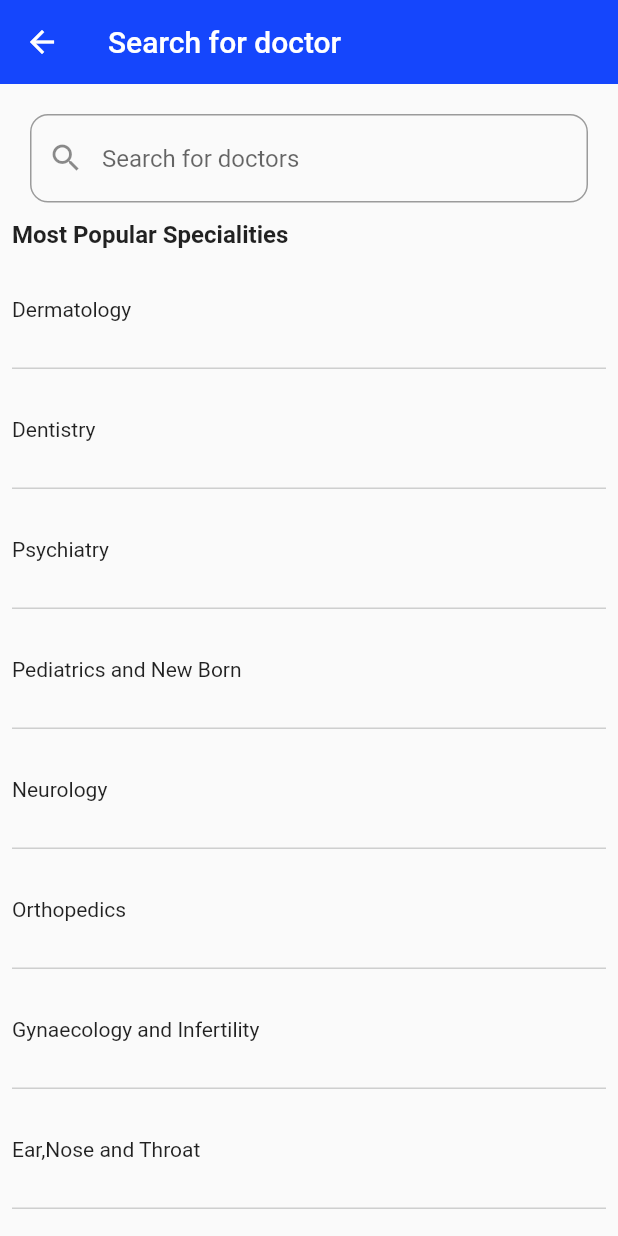
After one commit to shady00s/vezeeta-flutter-clone, a Flutter app: the screen it shows after launch, after a tap on "Clinic visit", on a phone screen of 412 x 824 dp. The commit adds this screen. Run offline on Flutter 3.47's test engine with Material 2 defaults, Android fonts, the phone set to English and light mode, and no system bars.

Commit message:
added clinic visit page

```diff
--- a/lib/view/pages/main-page/homePage.dart
+++ b/lib/view/pages/main-page/homePage.dart
@@ -1,6 +1,8 @@
 import 'package:flutter/material.dart';
+import 'package:vezeeta_clone/view/styles/colors.dart';
 
 import '../../styles/textStyle.dart';
+import '../subPages/clinicVisitPage.dart';
 
 class HomePage extends StatelessWidget {
   const HomePage({Key? key}) : super(key: key);
@@ -31,7 +33,11 @@ class HomePage extends StatelessWidget {
                     height: 100,
                     child: Card(
                       elevation: 0,
-                      child: Column(
+                      child: InkWell(
+                        onTap:(){
+                          Navigator.push(context, MaterialPageRoute(builder: (context)=>ClincVisitPage()));
+                        },
+                        child: Column(
                         mainAxisAlignment: MainAxisAlignment.center,
                         children: [
                           Image(
@@ -41,8 +47,10 @@ class HomePage extends StatelessWidget {
                           Text("Clinic visit")
                         ],
                       ),
+                      ),
                     ),
                   ),
+
                   SizedBox(
                     width: 100,
                     height: 100,
@@ -300,7 +308,7 @@ class HomePage extends StatelessWidget {
                           height: 80,
                           child: Card(
                             elevation: 0,
-                            color:Color.fromRGBO(171, 213, 248, 0.4392156862745098),
+                            color:ColorManager.lightBlueBackgroundColor,
 
                             child: Padding(
                               padding: const EdgeInsets.all(8.0),
@@ -319,14 +327,14 @@ class HomePage extends StatelessWidget {
                           height: 80,
                           child: Card(
                             elevation: 0,
-                            color:Color.fromRGBO(171, 213, 248, 0.4392156862745098),
+                            color:ColorManager.lightBlueBackgroundColor,
 
                             child: Column(
                               mainAxisAlignment: MainAxisAlignment.center,
 
                               children: [
-                                Icon(Icons.camera_enhance_outlined ,color: Color.fromRGBO(52, 81, 205, 1.0)),
-                                Text("Product Picture",style: TextStyle(color: Color.fromRGBO(52, 81, 205, 1.0)),textAlign: TextAlign.center,)
+                                Icon(Icons.camera_enhance_outlined ,color:  ColorManager.lightBlueTextColor),
+                                Text("Product Picture",style: TextStyle(color:  ColorManager.lightBlueTextColor),textAlign: TextAlign.center,)
                               ],
                             ),
                           ),
@@ -336,14 +344,14 @@ class HomePage extends StatelessWidget {
                           height: 80,
                           child: Card(
                             elevation: 0,
-                            color:Color.fromRGBO(171, 213, 248, 0.4392156862745098),
+                            color:ColorManager.lightBlueBackgroundColor,
                             child: Column(
                               crossAxisAlignment: CrossAxisAlignment.center,
                               mainAxisAlignment: MainAxisAlignment.center,
 
                               children: [
-                                Icon(Icons.call,color: Color.fromRGBO(52, 81, 205, 1.0)),
-                                Text("Pharmacist Assistance",textAlign: TextAlign.center,style: TextStyle(color: Color.fromRGBO(52, 81, 205, 1.0)),)
+                                Icon(Icons.call,color: ColorManager.lightBlueTextColor),
+                                Text("Pharmacist Assistance",textAlign: TextAlign.center,style: TextStyle(color:  ColorManager.lightBlueTextColor),)
                               ],
                             ),
                           ),
@@ -377,7 +385,7 @@ class HomePage extends StatelessWidget {
                             elevation: 0,
                             color: Color.fromRGBO(171, 213, 248, 0.4392156862745098),
                             onPressed: () {},
-                            child: Text('Book visit',style:TextStyle(color: Color.fromRGBO(52, 81, 205, 1.0)) ,),
+                            child: Text('Book visit',style:TextStyle(color:  ColorManager.lightBlueTextColor) ,),
                           ),
                         ),
 
@@ -414,7 +422,7 @@ class HomePage extends StatelessWidget {
                               elevation: 0,
                               color: Color.fromRGBO(171, 213, 248, 0.4392156862745098),
                               onPressed: () {},
-                              child: Text('Call Doctor',style:TextStyle(color: Color.fromRGBO(52, 81, 205, 1.0),),
+                              child: Text('Call Doctor',style:TextStyle(color:  ColorManager.lightBlueTextColor,),
                               )) ,
                         )
 
--- /dev/null
+++ b/lib/view/pages/subPages/clinicVisitPage.dart
@@ -0,0 +1,138 @@
+import 'package:flutter/material.dart';
+import 'package:vezeeta_clone/view/pages/subPages/doctorsResultPage.dart';
+import 'package:vezeeta_clone/view/pages/subPages/selectCityPage.dart';
+import 'package:vezeeta_clone/view/styles/textStyle.dart';
+import 'package:vezeeta_clone/view/styles/colors.dart';
+import '../../reuseable_widgets/textForm.dart';
+class _DrCategories {
+ late final String name;
+ late final String ImagePath;
+ _DrCategories(  this.name, this.ImagePath);
+}
+List<_DrCategories> _categories = [
+  _DrCategories("Dermatology","sadasds"),
+  _DrCategories("Dentistry","sadasds"),
+  _DrCategories("Psychiatry","sadasds"),
+  _DrCategories("Pediatrics and New Born","sadasds"),
+  _DrCategories("Neurology","sadasds"),
+  _DrCategories("Orthopedics","sadasds"),
+  _DrCategories("Gynaecology and Infertility","sadasds"),
+  _DrCategories("Ear,Nose and Throat","sadasds"),
+  _DrCategories("Cardiology and Vascular Disease","sadasds"),
+  _DrCategories("Allergy abd Immunology","sadasds"),
+
+];
+
+List<_DrCategories> _Othercategories = [
+  _DrCategories("Andrology and Male Infertility","sadasds"),
+  _DrCategories("Audiology","sadasds"),
+  _DrCategories("Cariology and Thoracic Surgery","sadasds"),
+  _DrCategories("Chest and Respiratory","sadasds"),
+  _DrCategories("Diabetes and Endocrinology","sadasds"),
+  _DrCategories("Diagnostic Radiology","sadasds"),
+  _DrCategories("Dietitian and Nutrition","sadasds"),
+  _DrCategories("Family Medicine","sadasds"),
+  _DrCategories("Gastroenterology and Endoscopy","sadasds"),
+  _DrCategories("General Surgery","sadasds"),
+  _DrCategories("Geriatrics","sadasds"),
+  _DrCategories("Hematology","sadasds"),
+  _DrCategories("Internal Medicine","sadasds"),
+  _DrCategories("IVF and Infertility","sadasds"),
+  _DrCategories("Laboratories","sadasds"),
+  _DrCategories("Neurosurgery","sadasds"),
+  _DrCategories("Obesity and Laparoscopic Surgery","sadasds"),
+
+
+];
+
+class ClincVisitPage extends StatelessWidget {
+  const ClincVisitPage({Key? key}) : super(key: key);
+
+  @override
+  Widget build(BuildContext context) {
+    return Scaffold(
+      appBar: AppBar(
+        backgroundColor: ColorManager.appBarColor,
+        elevation: 0,
+        title: Text("Search for doctor"),
+      ),
+      body:
+      Padding(
+        padding: const EdgeInsets.all(8.0),
+        child: Column(
+          crossAxisAlignment: CrossAxisAlignment.start,
+          children: [
+            TextFormWidget(),
+            Expanded(child: SingleChildScrollView(
+              child: Column(
+                crossAxisAlignment: CrossAxisAlignment.start,
+                children: [
+                  const Text("Most Popular Specialities",style: TextStyling.titleStyleText,),
+                  ListView.builder(
+                      shrinkWrap: true,
+                      physics: const NeverScrollableScrollPhysics(),
+                      itemCount: _categories.length,
+
+                      itemBuilder: (context,index){
+                        return
+                          DecoratedBox(decoration:
+                            const BoxDecoration(
+                              border: Border(bottom: BorderSide(color: ColorManager.separatorColor,width: 1))
+                            )
+                            ,child:  SizedBox(
+                            height: 80,
+                            child:
+                            InkWell(
+                              onTap: (){
+                                Navigator.push(context, MaterialPageRoute(builder: (context)=> SelectCityPage()
+                                ));
+                              },
+                              child: Row(
+                                children: [
+                                  Text(_categories[index].name.toString()),
+                                ],
+                              ),
+                            ),
+                          ),)
+                         ;
+                      }),
+                  const  Padding(
+                    padding:  EdgeInsets.symmetric(vertical: 28.0),
+                    child:  Text("Most Popular Specialities",style: TextStyling.titleStyleText,),
+                  ),
+                  ListView.builder(
+                      shrinkWrap: true,
+                      physics: const NeverScrollableScrollPhysics(),
+                      itemCount: _Othercategories.length,
+
+                      itemBuilder: (context,index){
+                        return
+                          DecoratedBox(
+                          decoration: const BoxDecoration(
+                              border: Border(bottom: BorderSide(color: ColorManager.separatorColor))),
+                          child: SizedBox(
+                            height: 60,
+                            child:
+                            InkWell(
+                              onTap: (){
+                                Navigator.push(context, MaterialPageRoute(builder: (context)=> SelectCityPage()));
+                              },
+                              child: Row(
+                                children: [
+                                  Text(_Othercategories[index].name.toString()),
+                                ],
+                              ),
+                            ),
+                          ),
+                        );
+                      }),
+                ],
+              ),
+            ))
+
+          ],
+        ),
+      ),
+    );
+  }
+}
--- /dev/null
+++ b/lib/view/reuseable_widgets/textForm.dart
@@ -0,0 +1,32 @@
+import 'package:flutter/material.dart';
+
+class TextFormWidget extends StatefulWidget {
+  const TextFormWidget({Key? key}) : super(key: key);
+
+  @override
+  State<TextFormWidget> createState() => _TextFormWidgetState();
+}
+
+class _TextFormWidgetState extends State<TextFormWidget> {
+  @override
+  Widget build(BuildContext context) {
+    return Padding(
+      padding: const EdgeInsets.all(12.0),
+      child: TextFormField(
+
+        decoration: InputDecoration(
+          prefixIcon: Icon(Icons.search,),
+          hintText: "Search for doctors",
+          border:OutlineInputBorder(
+            borderRadius: BorderRadius.circular(12),
+            borderSide: BorderSide(color: Colors.grey)
+          ),
+            focusedBorder: OutlineInputBorder(
+        borderRadius: BorderRadius.circular(12),
+          borderSide: BorderSide(color: Colors.grey)
+      )
+        ),
+      ),
+    );
+  }
+}
--- /dev/null
+++ b/lib/view/styles/colors.dart
@@ -0,0 +1,8 @@
+import 'package:flutter/material.dart';
+
+abstract class ColorManager{
+  static const appBarColor = Color.fromRGBO(0, 54, 252, 0.9176470588235294);
+  static const separatorColor = Color.fromRGBO(  107, 111, 111, 0.30980392156862746) ;
+  static const lightBlueBackgroundColor = Color.fromRGBO(171, 213, 248, 0.4392156862745098);
+  static const lightBlueTextColor = Color.fromRGBO(52, 81, 205, 1.0);
+}
```
Also changed, not shown: lib/view/pages/subPages/doctorsResultPage.dart (added, +127 -0 lines), lib/view/pages/subPages/selectCityPage.dart (added, +86 -0 lines).
